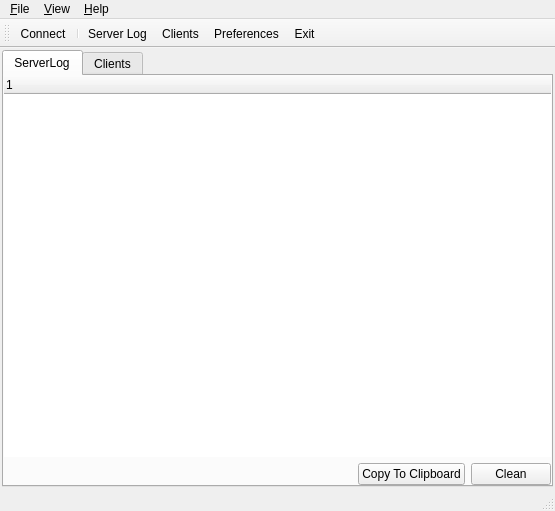
Old version of the form src/MyCrawler/MyCrawlerServer/ServerMainWindow.ui in the repository geogeo28/mycrawler-alpha.
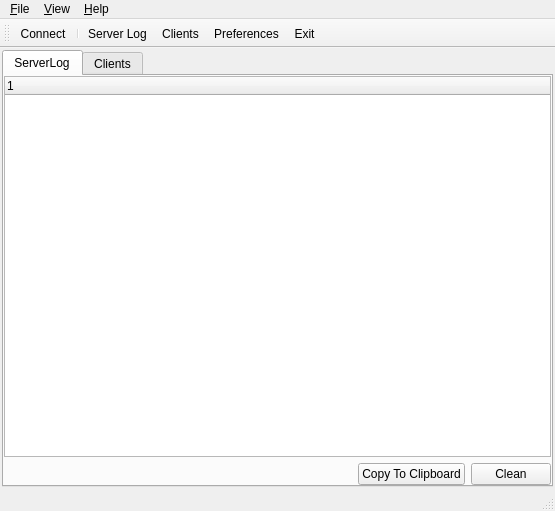
New version of the form. Icons and pictures are not drawn. Custom widgets are drawn as their Qt base class.

The edit to the form file:
```diff
--- a/src/MyCrawler/MyCrawlerServer/ServerMainWindow.ui
+++ b/src/MyCrawler/MyCrawlerServer/ServerMainWindow.ui
@@ -37,8 +37,8 @@
         </property>
         <item>
          <widget class="MCServerLogWidget" name="treeWidgetServerLog">
-          <property name="frameShape">
-           <enum>QFrame::NoFrame</enum>
+          <property name="autoScroll">
+           <bool>false</bool>
           </property>
           <property name="editTriggers">
            <set>QAbstractItemView::NoEditTriggers</set>
```
Left out of the diff: 4 changed lines with no effect on the pictures.
